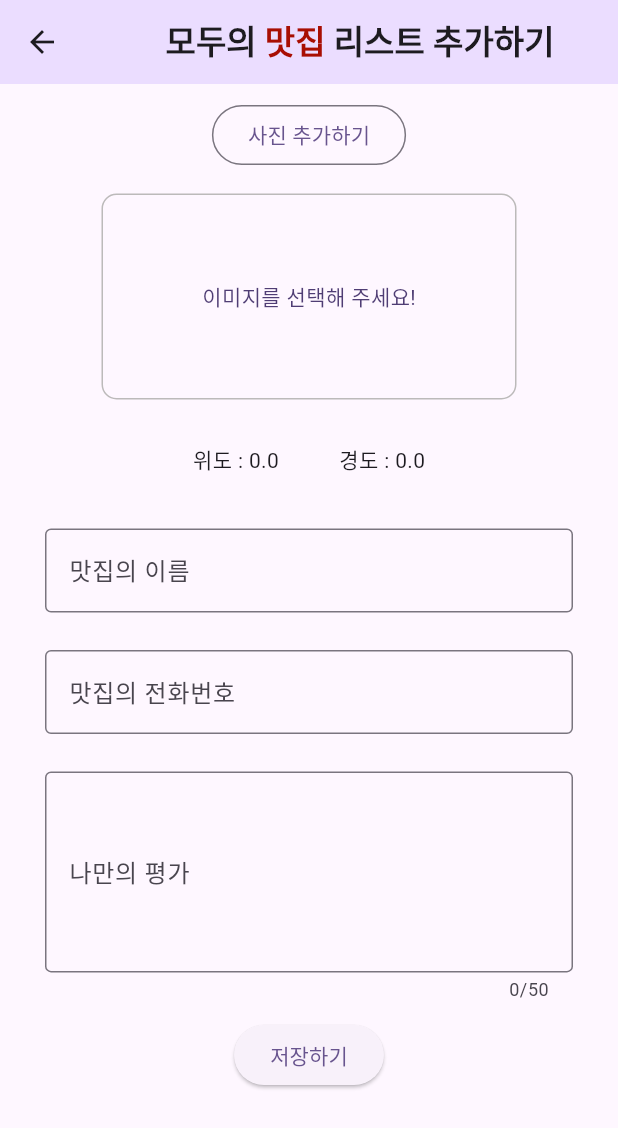
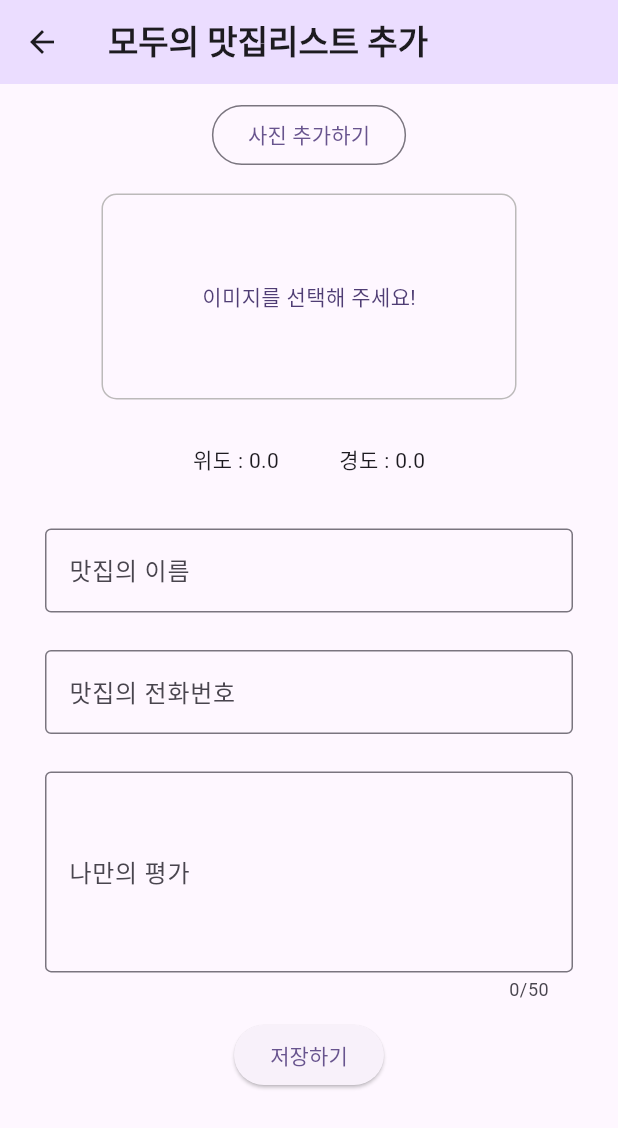
Before and after one commit to hwicoding/mustEatPlace, a Flutter app: the screen it shows after launch, item 3 of the bottom bar chosen, after a tap on the "add circle outline" icon, on a phone screen of 412 x 824 dp. Shown: the top 1128 px of the screen. Run offline on Flutter 3.47's test engine with Material 3 defaults, Android fonts, the phone set to English and light mode, and no system bars; our stand-ins replace cloud_firestore, dio, firebase_core, firebase_storage, flutter_map, flutter_slidable and 5 more; accounts and stored records are empty; network calls fail; statements that could not run were skipped.

Commit message:
24.04.11 최종 수정

```diff
--- a/must_eat_place_app/lib/home/everyone_restaurant.dart
+++ b/must_eat_place_app/lib/home/everyone_restaurant.dart
@@ -21,26 +21,17 @@ class _EveryoneRestaurantState extends State<EveryoneRestaurant> {
   Widget build(BuildContext context) {
     return Scaffold(
       appBar: AppBar(
-        backgroundColor: Theme.of(context).colorScheme.primaryContainer,
+        backgroundColor: Theme.of(context).colorScheme.tertiaryContainer,
         title: const Center(
           child: Padding(
             padding: EdgeInsets.all(8.0),
             child: Row(
               children: [
                 Text(
-                  '모두의 ',
-                  style: TextStyle(fontWeight: FontWeight.bold),
-                ),
-                Text(
-                  '맛집',
-                  style: TextStyle(
-                      fontWeight: FontWeight.bold,
-                      color: Color.fromARGB(255, 168, 14, 3)),
-                ),
-                Text(
-                  ' 리스트',
+                  '모두가 경험한 맛집 리스트',
                   style: TextStyle(
                     fontWeight: FontWeight.bold,
+                    fontSize: 20,
                   ),
                 ),
               ],
@@ -131,8 +122,8 @@ class _EveryoneRestaurantState extends State<EveryoneRestaurant> {
           child: Row(
             children: [
               SizedBox(
-                width: MediaQuery.of(context).size.width / 3,
-                height: MediaQuery.of(context).size.height / 6,
+                width: MediaQuery.of(context).size.width / 4,
+                height: MediaQuery.of(context).size.height / 8,
                 child: ClipRRect(
                   borderRadius: BorderRadius.circular(10),
                   child: Image.network(
--- a/must_eat_place_app/lib/home/home.dart
+++ b/must_eat_place_app/lib/home/home.dart
@@ -44,15 +44,15 @@ class _HomeState extends State<Home> with SingleTickerProviderStateMixin {
           indicatorPadding: const EdgeInsets.all(2),
           tabs: const [
             Tab(
-              icon: Icon(Icons.food_bank),
+              icon: Icon(Icons.list_alt_outlined),
               text: '나만의 맛집',
             ),
             Tab(
-              icon: Icon(Icons.food_bank),
+              icon: Icon(Icons.list_alt_outlined),
               text: '우리만의 맛집',
             ),
             Tab(
-              icon: Icon(Icons.food_bank),
+              icon: Icon(Icons.list_alt_outlined),
               text: '모두의 맛집',
             ),
           ],
--- a/must_eat_place_app/lib/home/our_restaurant.dart
+++ b/must_eat_place_app/lib/home/our_restaurant.dart
@@ -94,7 +94,6 @@ class _OurRestaurantState extends State<OurRestaurant> {
                     ActionPane(motion: const DrawerMotion(), children: [
                   SlidableAction(
                     onPressed: (context) {
-                      // 수정 Action
                       Get.to(const OurUpdatePage(), arguments: eatlist[index])!
                           .then((value) => reloadData());
                     },
@@ -191,7 +190,6 @@ class _OurRestaurantState extends State<OurRestaurant> {
                 ),
               ),
             );
-            // } else {}
           }),
     );
   }
--- a/must_eat_place_app/lib/home/own_restaurant.dart
+++ b/must_eat_place_app/lib/home/own_restaurant.dart
@@ -29,26 +29,17 @@ class _OwnRestaurantState extends State<OwnRestaurant> {
   Widget build(BuildContext context) {
     return Scaffold(
       appBar: AppBar(
-        backgroundColor: Theme.of(context).colorScheme.primaryContainer,
+        backgroundColor: Theme.of(context).colorScheme.tertiaryContainer,
         title: const Center(
           child: Padding(
             padding: EdgeInsets.all(8.0),
             child: Row(
               children: [
                 Text(
-                  "나만의 ",
-                  style: TextStyle(fontWeight: FontWeight.bold),
-                ),
-                Text(
-                  '맛집',
-                  style: TextStyle(
-                      fontWeight: FontWeight.bold,
-                      color: Color.fromARGB(255, 168, 14, 3)),
-                ),
-                Text(
-                  ' 리스트',
+                  "내가 경험한 맛집 리스트",
                   style: TextStyle(
                     fontWeight: FontWeight.bold,
+                    fontSize: 20,
                   ),
                 ),
               ],
@@ -115,8 +106,8 @@ class _OwnRestaurantState extends State<OwnRestaurant> {
                         child: Row(
                           children: [
                             SizedBox(
-                              width: MediaQuery.of(context).size.width / 3,
-                              height: MediaQuery.of(context).size.height / 6,
+                              width: MediaQuery.of(context).size.width / 4,
+                              height: MediaQuery.of(context).size.height / 8,
                               child: ClipRRect(
                                 borderRadius: BorderRadius.circular(10),
                                 child: Image.memory(
@@ -147,7 +138,7 @@ class _OwnRestaurantState extends State<OwnRestaurant> {
                                         width:
                                             MediaQuery.of(context).size.width /
                                                 3 *
-                                                1.4,
+                                                1.6,
                                         height:
                                             MediaQuery.of(context).size.height /
                                                 16,
--- a/must_eat_place_app/lib/insert/everyone_insert_page.dart
+++ b/must_eat_place_app/lib/insert/everyone_insert_page.dart
@@ -76,18 +76,7 @@ class _EveryoneInsertPageState extends State<EveryoneInsertPage> {
           child: Row(
             children: [
               Text(
-                '       모두의 ',
-                style: TextStyle(fontWeight: FontWeight.bold),
-              ),
-              Text(
-                '맛집 ',
-                style: TextStyle(
-                  fontWeight: FontWeight.bold,
-                  color: Color.fromARGB(255, 168, 14, 3),
-                ),
-              ),
-              Text(
-                '리스트 추가하기',
+                '모두의 맛집리스트 추가',
                 style: TextStyle(fontWeight: FontWeight.bold),
               ),
             ],
```
Also changed, not shown: must_eat_place_app/lib/detail/everyone_detail_page.dart (+1 -13 lines), must_eat_place_app/lib/detail/our_detail_page.dart (+1 -13 lines), must_eat_place_app/lib/detail/own_detail_page.dart (+1 -13 lines), must_eat_place_app/lib/insert/our_insert_page.dart (+4 -23 lines), must_eat_place_app/lib/insert/own_insert_page.dart (+4 -28 lines), must_eat_place_app/lib/update/everyone_update_page.dart (+1 -12 lines), must_eat_place_app/lib/update/our_update_page.dart (+4 -30 lines), must_eat_place_app/lib/update/own_update_page.dart (+3 -15 lines).
